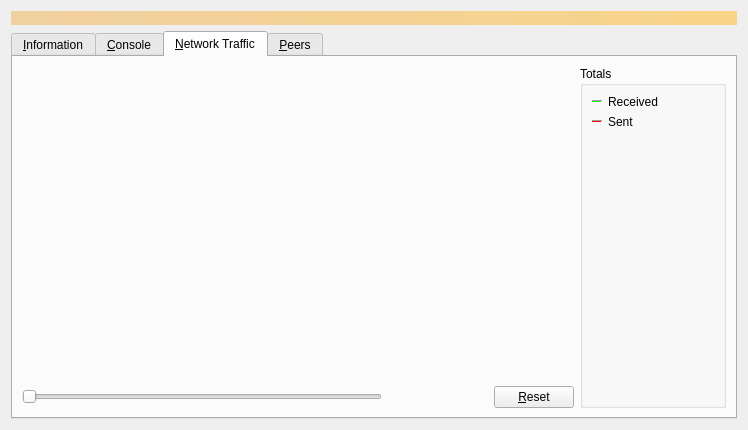
This is src/qt/forms/debugwindow.ui in bitcoin-core/gui as Qt 5 draws it before an edit. The edited form follows.
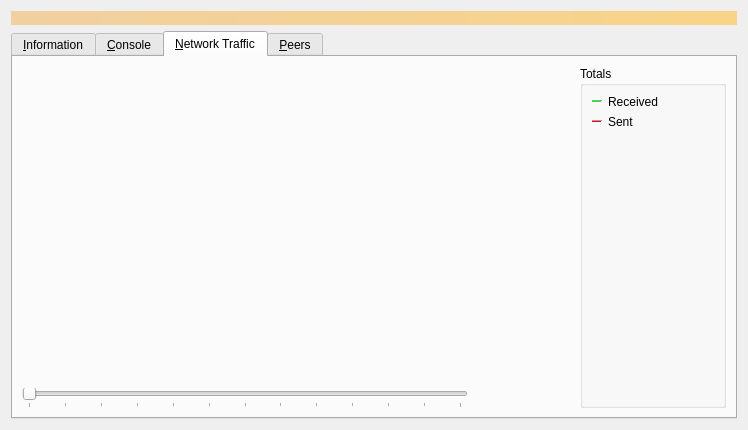
This is the edited form. The open tabs and pages were chosen to show the change. Icons and pictures are not drawn. Custom widgets are drawn as their Qt base class.

Commit message: Make Network Graph sample multiple ranges

Patch:
```diff
--- a/src/qt/forms/debugwindow.ui
+++ b/src/qt/forms/debugwindow.ui
@@ -630,20 +630,26 @@
            <item>
             <widget class="QSlider" name="sldGraphRange">
              <property name="minimum">
-              <number>1</number>
+              <number>0</number>
              </property>
              <property name="maximum">
-              <number>288</number>
+              <number>2400</number>
              </property>
              <property name="pageStep">
-              <number>12</number>
+              <number>200</number>
              </property>
              <property name="value">
-              <number>1</number>
+              <number>0</number>
              </property>
              <property name="orientation">
               <enum>Qt::Horizontal</enum>
              </property>
+             <property name="tickPosition">
+              <enum>QSlider::TicksBelow</enum>
+             </property>
+             <property name="tickInterval">
+              <number>200</number>
+             </property>
             </widget>
            </item>
            <item>
@@ -659,16 +665,6 @@
              </property>
             </widget>
            </item>
-           <item>
-            <widget class="QPushButton" name="btnClearTrafficGraph">
-             <property name="text">
-              <string>&amp;Reset</string>
-             </property>
-             <property name="autoDefault">
-              <bool>false</bool>
-             </property>
-            </widget>
-           </item>
           </layout>
          </item>
         </layout>
```
The commit also changes 4 other files.
